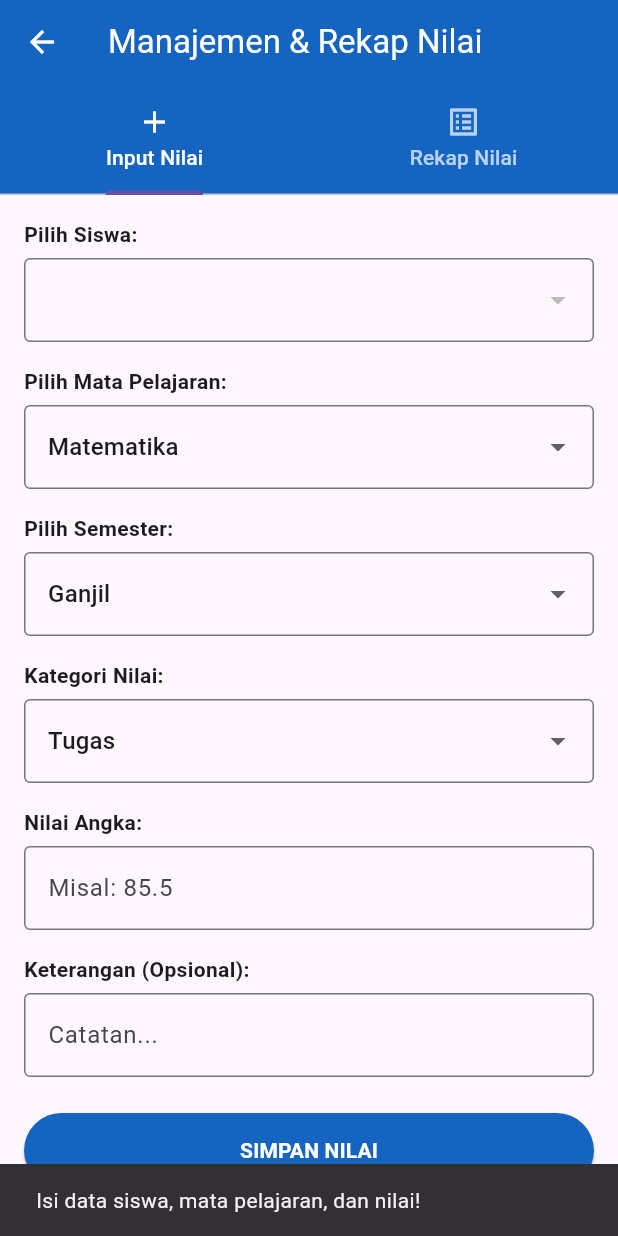
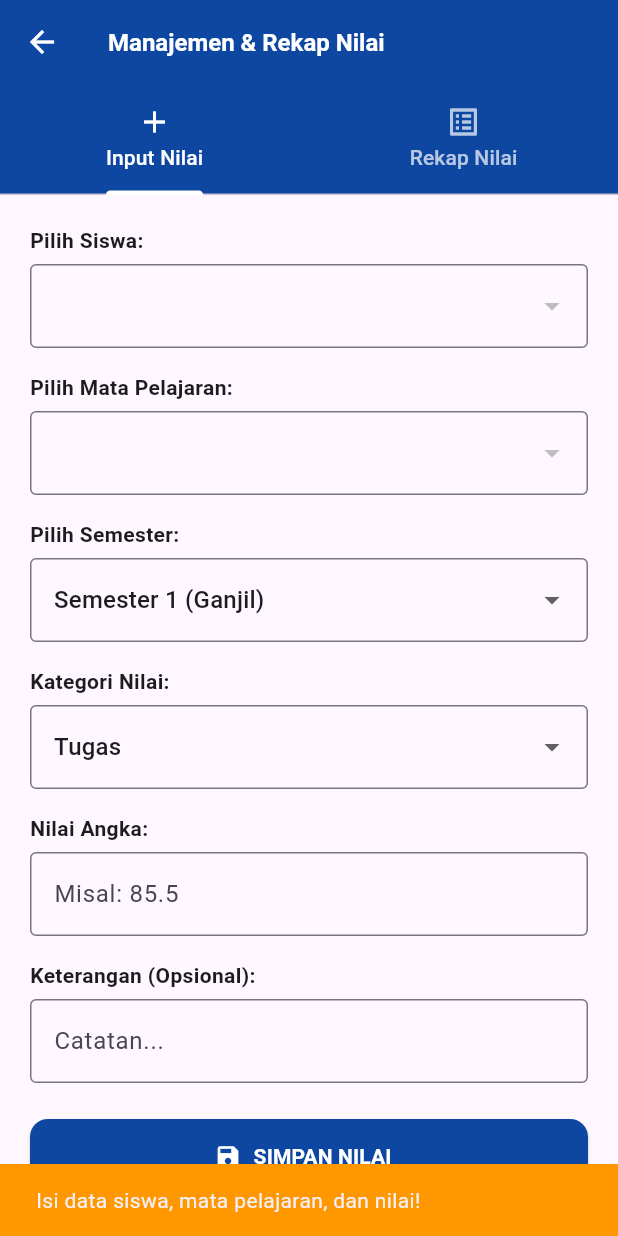
Before and after one commit to R13juandi/sims_smks, a Flutter app: the NilaiSiswaScreen screen opened directly, after a tap on "SIMPAN NILAI", on a phone screen of 412 x 824 dp. Run offline on Flutter 3.47's test engine with Material 3 defaults, Android fonts, the light colour scheme and no system bars; our stand-ins replace geolocator, image_picker, pdf, printing, supabase_flutter; missing offline and left inert: excel, google_mlkit_face_detection; accounts and stored records are empty.

Commit message:
Update nilai_siswa_screen.dart

```diff
--- a/lib/screens/nilai_siswa_screen.dart
+++ b/lib/screens/nilai_siswa_screen.dart
@@ -15,7 +15,7 @@
   bool _isLoading = true;
 
   String? _selectedSiswa;
-  String _selectedSemester = 'Ganjil';
+  String _selectedSemester = 'Semester 1 (Ganjil)'; // 🔥 Diperbaiki
   String _selectedKategori = 'Tugas';
   String? _selectedMataPelajaran;
   List<String> _listMapel = [];
@@ -36,30 +36,20 @@
     try {
       final user = _supabase.auth.currentUser;
 
-      final profileRes = await _supabase
-          .from('profiles')
-          .select('role, mata_pelajaran')
-          .eq('id', user!.id)
-          .maybeSingle();
+      final profileRes = await _supabase.from('profiles').select('role, mapel, mata_pelajaran').eq('id', user!.id).maybeSingle();
 
       if (profileRes != null) {
         String role = profileRes['role'] ?? 'guru';
 
-        if (role == 'guru' && profileRes['mata_pelajaran'] != null) {
-          String mapelStr = profileRes['mata_pelajaran'];
-          _listMapel = mapelStr.split(',').map((e) => e.trim()).toList();
+        // Toleransi pembacaan profil guru (mapel atau mata_pelajaran)
+        String mapelGuru = profileRes['mapel'] ?? profileRes['mata_pelajaran'] ?? '';
+
+        if (role == 'guru' && mapelGuru.isNotEmpty) {
+          _listMapel = mapelGuru.split(',').map((e) => e.trim()).toList();
         } else {
           _listMapel = [
-            'Matematika',
-            'Bahasa Indonesia',
-            'Bahasa Inggris',
-            'IPA',
-            'IPS',
-            'Informatika',
-            'PJOK',
-            'Seni Budaya',
-            'PPKn',
-            'Pendidikan Agama',
+            'Matematika', 'Bahasa Indonesia', 'Bahasa Inggris', 'IPA', 'IPS',
+            'Informatika', 'PJOK', 'Seni Budaya', 'PPKn', 'Pendidikan Agama', 'Koding & Keterampilan Artificial (KKA)'
           ];
         }
 
@@ -69,62 +59,45 @@
         }
       }
 
-      final siswaRes = await _supabase
-          .from('profiles')
-          .select('id, full_name')
-          .eq('role', 'siswa');
+      final siswaRes = await _supabase.from('profiles').select('id, full_name, kelas').eq('role', 'siswa').order('full_name', ascending: true);
+      final nilaiRes = await _supabase.from('nilai').select('*, profiles(full_name)').order('tanggal', ascending: false);
 
-      final nilaiRes = await _supabase
-          .from('nilai')
-          .select('*, profiles(full_name)');
-
-      setState(() {
-        _listSiswa = List<Map<String, dynamic>>.from(siswaRes);
-        _listNilai = List<Map<String, dynamic>>.from(nilaiRes);
-        _isLoading = false;
-      });
+      if (mounted) {
+        setState(() {
+          _listSiswa = List<Map<String, dynamic>>.from(siswaRes);
+          _listNilai = List<Map<String, dynamic>>.from(nilaiRes);
+          _isLoading = false;
+        });
+      }
     } catch (e) {
-      debugPrint('Error _fetchData: $e');
-      setState(() {
-        _isLoading = false;
-      });
+      if (mounted) setState(() => _isLoading = false);
     }
   }
 
   Future<void> _simpanNilai() async {
-    if (_selectedSiswa == null ||
-        _nilaiController.text.isEmpty ||
-        _selectedMataPelajaran == null) {
-      ScaffoldMessenger.of(context).showSnackBar(
-        const SnackBar(
-          content: Text('Isi data siswa, mata pelajaran, dan nilai!'),
-        ),
-      );
+    if (_selectedSiswa == null || _nilaiController.text.isEmpty || _selectedMataPelajaran == null) {
+      ScaffoldMessenger.of(context).showSnackBar(const SnackBar(content: Text('Isi data siswa, mata pelajaran, dan nilai!'), backgroundColor: Colors.orange));
       return;
     }
 
     try {
       String rawValue = _nilaiController.text.replaceAll(',', '.');
       double? parsedValue = double.tryParse(rawValue);
+      if (parsedValue == null) throw 'Format angka pada nilai tidak valid.';
 
-      if (parsedValue == null) {
-        throw 'Format angka pada nilai tidak valid.';
-      }
-
+      // 🔥 INI KUNCINYA: Menggunakan 'mapel' sesuai screenshot Supabase
       await _supabase.from('nilai').insert({
         'siswa_id': _selectedSiswa,
         'semester': _selectedSemester,
         'kategori': _selectedKategori,
-        'mata_pelajaran': _selectedMataPelajaran,
+        'mapel': _selectedMataPelajaran, // <-- Diperbaiki
         'nilai': parsedValue,
         'keterangan': _keteranganController.text.trim(),
         'tanggal': DateTime.now().toIso8601String(),
       });
 
       if (!mounted) return;
-      ScaffoldMessenger.of(context).showSnackBar(
-        const SnackBar(content: Text('Nilai siswa berhasil disimpan!')),
-      );
+      ScaffoldMessenger.of(context).showSnackBar(const SnackBar(content: Text('Nilai siswa berhasil disimpan!'), backgroundColor: Colors.green));
 
       _nilaiController.clear();
       _keteranganController.clear();
@@ -132,255 +105,111 @@
 
       _fetchData();
     } catch (e) {
-      debugPrint('Error saat menyimpan nilai: $e');
-      ScaffoldMessenger.of(context).showSnackBar(
-        SnackBar(
-          content: Text('Gagal menyimpan nilai: $e'),
-          backgroundColor: Colors.red,
-          duration: const Duration(seconds: 5),
-        ),
-      );
+      ScaffoldMessenger.of(context).showSnackBar(SnackBar(content: Text('Gagal menyimpan: $e'), backgroundColor: Colors.red));
     }
   }
 
   @override
   Widget build(BuildContext context) {
-    // Saring list nilai berdasarkan mata pelajaran yang dipilih
     final filteredNilai = _selectedFilterMapel == null
         ? _listNilai
         : _listNilai.where((item) {
-            return item['mata_pelajaran'] == _selectedFilterMapel;
+            String mapelDB = item['mapel'] ?? item['mata_pelajaran'] ?? '';
+            return mapelDB == _selectedFilterMapel;
           }).toList();
 
     return DefaultTabController(
       length: 2,
       child: Scaffold(
         appBar: AppBar(
-          title: const Text('Manajemen & Rekap Nilai'),
-          backgroundColor: Colors.blue[800],
-          foregroundColor: Colors.white,
+          title: const Text('Manajemen & Rekap Nilai', style: TextStyle(fontWeight: FontWeight.bold, fontSize: 16)),
+          backgroundColor: Colors.blue[900], foregroundColor: Colors.white,
           bottom: const TabBar(
-            labelColor: Colors.white,
-            unselectedLabelColor: Colors.white70,
-            tabs: [
-              Tab(icon: Icon(Icons.add), text: 'Input Nilai'),
-              Tab(icon: Icon(Icons.list_alt), text: 'Rekap Nilai'),
-            ],
+            labelColor: Colors.white, unselectedLabelColor: Colors.white70, indicatorColor: Colors.white,
+            tabs: [Tab(icon: Icon(Icons.add), text: 'Input Nilai'), Tab(icon: Icon(Icons.list_alt), text: 'Rekap Nilai')],
           ),
         ),
         body: _isLoading
             ? const Center(child: CircularProgressIndicator())
             : TabBarView(
                 children: [
-                  // Tab 1: Input Nilai
+                  // TAB 1: INPUT NILAI
                   Padding(
-                    padding: const EdgeInsets.all(16.0),
+                    padding: const EdgeInsets.all(20.0),
                     child: ListView(
                       children: [
-                        const Text(
-                          'Pilih Siswa:',
-                          style: TextStyle(fontWeight: FontWeight.bold),
-                        ),
-                        const SizedBox(height: 6),
+                        const Text('Pilih Siswa:', style: TextStyle(fontWeight: FontWeight.bold)), const SizedBox(height: 6),
                         DropdownButtonFormField<String>(
-                          value: _selectedSiswa,
-                          isExpanded: true,
-                          decoration: const InputDecoration(
-                            border: OutlineInputBorder(),
-                          ),
-                          items: _listSiswa.map((s) {
-                            return DropdownMenuItem<String>(
-                              value: s['id'].toString(),
-                              child: Text(s['full_name'] ?? '-'),
-                            );
-                          }).toList(),
-                          onChanged: (val) {
-                            setState(() {
-                              _selectedSiswa = val;
-                            });
-                          },
+                          value: _selectedSiswa, isExpanded: true, decoration: const InputDecoration(border: OutlineInputBorder()),
+                          items: _listSiswa.map((s) => DropdownMenuItem<String>(value: s['id'].toString(), child: Text('${s['full_name']} (${s['kelas'] ?? '-'})'))).toList(),
+                          onChanged: (val) => setState(() => _selectedSiswa = val),
                         ),
                         const SizedBox(height: 16),
-                        const Text(
-                          'Pilih Mata Pelajaran:',
-                          style: TextStyle(fontWeight: FontWeight.bold),
-                        ),
-                        const SizedBox(height: 6),
+                        const Text('Pilih Mata Pelajaran:', style: TextStyle(fontWeight: FontWeight.bold)), const SizedBox(height: 6),
                         DropdownButtonFormField<String>(
-                          value: _selectedMataPelajaran,
-                          decoration: const InputDecoration(
-                            border: OutlineInputBorder(),
-                          ),
-                          items: _listMapel.map((m) {
-                            return DropdownMenuItem<String>(
-                              value: m,
-                              child: Text(m),
-                            );
-                          }).toList(),
-                          onChanged: (val) {
-                            setState(() {
-                              _selectedMataPelajaran = val;
-                            });
-                          },
+                          value: _selectedMataPelajaran, decoration: const InputDecoration(border: OutlineInputBorder()),
+                          items: _listMapel.map((m) => DropdownMenuItem<String>(value: m, child: Text(m))).toList(),
+                          onChanged: (val) => setState(() => _selectedMataPelajaran = val),
                         ),
                         const SizedBox(height: 16),
-                        const Text(
-                          'Pilih Semester:',
-                          style: TextStyle(fontWeight: FontWeight.bold),
-                        ),
-                        const SizedBox(height: 6),
+                        const Text('Pilih Semester:', style: TextStyle(fontWeight: FontWeight.bold)), const SizedBox(height: 6),
                         DropdownButtonFormField<String>(
-                          value: _selectedSemester,
-                          decoration: const InputDecoration(
-                            border: OutlineInputBorder(),
-                          ),
-                          items: ['Ganjil', 'Genap'].map((sem) {
-                            return DropdownMenuItem<String>(
-                              value: sem,
-                              child: Text(sem),
-                            );
-                          }).toList(),
-                          onChanged: (val) {
-                            setState(() {
-                              _selectedSemester = val!;
-                            });
-                          },
+                          value: _selectedSemester, decoration: const InputDecoration(border: OutlineInputBorder()),
+                          items: ['Semester 1 (Ganjil)', 'Semester 2 (Genap)'].map((sem) => DropdownMenuItem<String>(value: sem, child: Text(sem))).toList(),
+                          onChanged: (val) => setState(() => _selectedSemester = val!),
                         ),
                         const SizedBox(height: 16),
-                        const Text(
-                          'Kategori Nilai:',
-                          style: TextStyle(fontWeight: FontWeight.bold),
-                        ),
-                        const SizedBox(height: 6),
+                        const Text('Kategori Nilai:', style: TextStyle(fontWeight: FontWeight.bold)), const SizedBox(height: 6),
                         DropdownButtonFormField<String>(
-                          value: _selectedKategori,
-                          decoration: const InputDecoration(
-                            border: OutlineInputBorder(),
-                          ),
-                          items:
-                              [
-                                'Tugas',
-                                'Praktek',
-                                'Ulangan Harian',
-                                'UTS',
-                                'UAS',
-                              ].map((cat) {
-                                return DropdownMenuItem<String>(
-                                  value: cat,
-                                  child: Text(cat),
-                                );
-                              }).toList(),
-                          onChanged: (val) {
-                            setState(() {
-                              _selectedKategori = val!;
-                            });
-                          },
+                          value: _selectedKategori, decoration: const InputDecoration(border: OutlineInputBorder()),
+                          items: ['Tugas', 'Praktek', 'Ulangan Harian', 'UTS', 'UAS'].map((cat) => DropdownMenuItem<String>(value: cat, child: Text(cat))).toList(),
+                          onChanged: (val) => setState(() => _selectedKategori = val!),
                         ),
                         const SizedBox(height: 16),
-                        const Text(
-                          'Nilai Angka:',
-                          style: TextStyle(fontWeight: FontWeight.bold),
-                        ),
-                        const SizedBox(height: 6),
-                        TextField(
-                          controller: _nilaiController,
-                          keyboardType: TextInputType.number,
-                          decoration: const InputDecoration(
-                            hintText: 'Misal: 85.5',
-                            border: OutlineInputBorder(),
-                          ),
-                        ),
+                        const Text('Nilai Angka:', style: TextStyle(fontWeight: FontWeight.bold)), const SizedBox(height: 6),
+                        TextField(controller: _nilaiController, keyboardType: TextInputType.number, decoration: const InputDecoration(hintText: 'Misal: 85.5', border: OutlineInputBorder())),
                         const SizedBox(height: 16),
-                        const Text(
-                          'Keterangan (Opsional):',
-                          style: TextStyle(fontWeight: FontWeight.bold),
-                        ),
-                        const SizedBox(height: 6),
-                        TextField(
-                          controller: _keteranganController,
-                          decoration: const InputDecoration(
-                            hintText: 'Catatan...',
-                            border: OutlineInputBorder(),
-                          ),
-                        ),
+                        const Text('Keterangan (Opsional):', style: TextStyle(fontWeight: FontWeight.bold)), const SizedBox(height: 6),
+                        TextField(controller: _keteranganController, decoration: const InputDecoration(hintText: 'Catatan...', border: OutlineInputBorder())),
                         const SizedBox(height: 24),
-                        ElevatedButton(
-                          style: ElevatedButton.styleFrom(
-                            backgroundColor: Colors.blue[800],
-                            foregroundColor: Colors.white,
-                            minimumSize: const Size(double.infinity, 50),
-                          ),
-                          onPressed: _simpanNilai,
-                          child: const Text(
-                            'SIMPAN NILAI',
-                            style: TextStyle(fontWeight: FontWeight.bold),
-                          ),
+                        ElevatedButton.icon(
+                          style: ElevatedButton.styleFrom(backgroundColor: Colors.blue[900], foregroundColor: Colors.white, minimumSize: const Size(double.infinity, 50), shape: RoundedRectangleBorder(borderRadius: BorderRadius.circular(12))),
+                          onPressed: _simpanNilai, icon: const Icon(Icons.save), label: const Text('SIMPAN NILAI', style: TextStyle(fontWeight: FontWeight.bold)),
                         ),
                       ],
                     ),
                   ),
 
-                  // Tab 2: Rekap Nilai Siswa
+                  // TAB 2: REKAP NILAI
                   Column(
                     children: [
                       Padding(
                         padding: const EdgeInsets.all(16.0),
                         child: DropdownButtonFormField<String>(
-                          value: _selectedFilterMapel,
-                          decoration: const InputDecoration(
-                            labelText: 'Filter Berdasarkan Mata Pelajaran',
-                            border: OutlineInputBorder(),
-                          ),
-                          items: _listMapel.map((m) {
-                            return DropdownMenuItem<String>(
-                              value: m,
-                              child: Text(m),
-                            );
-                          }).toList(),
-                          onChanged: (val) {
-                            setState(() {
-                              _selectedFilterMapel = val;
-                            });
-                          },
+                          value: _selectedFilterMapel, decoration: const InputDecoration(labelText: 'Filter Berdasarkan Mata Pelajaran', border: OutlineInputBorder()),
+                          items: _listMapel.map((m) => DropdownMenuItem<String>(value: m, child: Text(m))).toList(),
+                          onChanged: (val) => setState(() => _selectedFilterMapel = val),
                         ),
                       ),
                       Expanded(
                         child: filteredNilai.isEmpty
-                            ? const Center(
-                                child: Text(
-                                  'Belum ada data nilai untuk mapel ini.',
-                                ),
-                              )
+                            ? const Center(child: Text('Belum ada data nilai untuk mapel ini.', style: TextStyle(color: Colors.grey)))
                             : ListView.builder(
-                                padding: const EdgeInsets.all(16),
-                                itemCount: filteredNilai.length,
+                                padding: const EdgeInsets.all(16), itemCount: filteredNilai.length,
                                 itemBuilder: (context, index) {
                                   final nilai = filteredNilai[index];
                                   final profile = nilai['profiles'] ?? {};
+                                  String mapelTampil = nilai['mapel'] ?? nilai['mata_pelajaran'] ?? '-';
 
                                   return Card(
-                                    elevation: 2,
-                                    margin: const EdgeInsets.only(bottom: 10),
+                                    elevation: 0, margin: const EdgeInsets.only(bottom: 12), shape: RoundedRectangleBorder(borderRadius: BorderRadius.circular(12), side: BorderSide(color: Colors.grey.shade300)),
                                     child: ListTile(
-                                      title: Text(
-                                        profile['full_name'] ?? '-',
-                                        style: const TextStyle(
-                                          fontWeight: FontWeight.bold,
-                                        ),
-                                      ),
-                                      subtitle: Text(
-                                        'Mapel: ${nilai['mata_pelajaran'] ?? '-'}\nSemester: ${nilai['semester'] ?? '-'} | Kategori: ${nilai['kategori'] ?? '-'}\nNilai: ${nilai['nilai'] ?? '-'}',
-                                      ),
+                                      title: Text(profile['full_name'] ?? '-', style: const TextStyle(fontWeight: FontWeight.bold)),
+                                      subtitle: Text('Mapel: $mapelTampil\nSem: ${nilai['semester'] ?? '-'} | Kategori: ${nilai['kategori'] ?? '-'}\nNilai: ${nilai['nilai'] ?? '-'}', style: const TextStyle(height: 1.4)),
                                       trailing: IconButton(
-                                        icon: const Icon(
-                                          Icons.delete,
-                                          color: Colors.red,
-                                        ),
+                                        icon: const Icon(Icons.delete, color: Colors.red),
                                         onPressed: () async {
-                                          await _supabase
-                                              .from('nilai')
-                                              .delete()
-                                              .eq('id', nilai['id']);
+                                          await _supabase.from('nilai').delete().eq('id', nilai['id']);
                                           _fetchData();
                                         },
                                       ),
```
